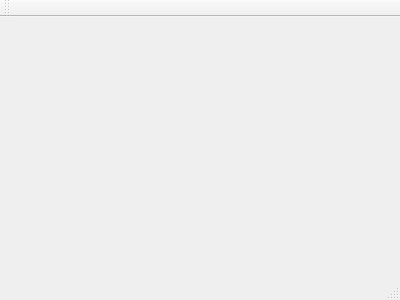
The window that mainwindow.ui (Chenfc2019/TextEditor) describes before a commit, drawn with Qt 5.
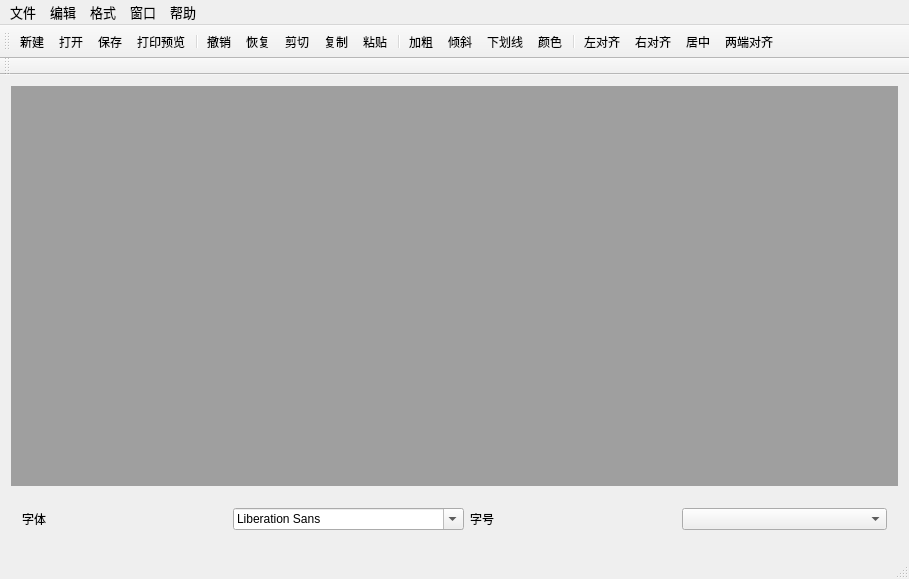
The same window after the commit. Icons and pictures are not drawn.

Commit message: 添加菜单栏和工具栏

The edit to the form file:
```diff
--- a/mainwindow.ui
+++ b/mainwindow.ui
@@ -1,24 +1,383 @@
 <ui version="4.0">
  <class>MainWindow</class>
- <widget class="QMainWindow" name="MainWindow" >
-  <property name="geometry" >
+ <widget class="QMainWindow" name="MainWindow">
+  <property name="geometry">
    <rect>
     <x>0</x>
     <y>0</y>
-    <width>400</width>
-    <height>300</height>
+    <width>909</width>
+    <height>579</height>
    </rect>
   </property>
   <property name="windowTitle" >
    <string>MainWindow</string>
   </property>
-  <widget class="QMenuBar" name="menuBar" />
-  <widget class="QToolBar" name="mainToolBar" />
-  <widget class="QWidget" name="centralWidget" />
-  <widget class="QStatusBar" name="statusBar" />
+  <widget class="QWidget" name="centralWidget">
+   <layout class="QVBoxLayout" name="verticalLayout">
+    <item>
+     <widget class="QMdiArea" name="mdiArea">
+      <property name="sizePolicy">
+       <sizepolicy hsizetype="Preferred" vsizetype="Preferred">
+        <horstretch>0</horstretch>
+        <verstretch>0</verstretch>
+       </sizepolicy>
+      </property>
+     </widget>
+    </item>
+    <item>
+     <widget class="QWidget" name="widget" native="true">
+      <layout class="QHBoxLayout" name="horizontalLayout">
+       <item>
+        <widget class="QLabel" name="label">
+         <property name="text">
+          <string>字体</string>
+         </property>
+         <property name="margin">
+          <number>0</number>
+         </property>
+        </widget>
+       </item>
+       <item>
+        <widget class="QFontComboBox" name="fontComboBox"/>
+       </item>
+       <item>
+        <widget class="QLabel" name="label_2">
+         <property name="text">
+          <string>字号</string>
+         </property>
+        </widget>
+       </item>
+       <item>
+        <widget class="QComboBox" name="sizecomboBox"/>
+       </item>
+      </layout>
+     </widget>
+    </item>
+   </layout>
+  </widget>
+  <widget class="QMenuBar" name="menuBar">
+   <property name="geometry">
+    <rect>
+     <x>0</x>
+     <y>0</y>
+     <width>909</width>
+     <height>22</height>
+    </rect>
+   </property>
+   <property name="font">
+    <font>
+     <pointsize>10</pointsize>
+    </font>
+   </property>
+   <widget class="QMenu" name="menu">
+    <property name="title">
+     <string>文件</string>
+    </property>
+    <property name="separatorsCollapsible">
+     <bool>false</bool>
+    </property>
+    <addaction name="actionnew"/>
+    <addaction name="actionopen"/>
+    <addaction name="separator"/>
+    <addaction name="actionsave"/>
+    <addaction name="actionsaveAs"/>
+    <addaction name="separator"/>
+    <addaction name="actionprint"/>
+    <addaction name="actionprintPreview"/>
+    <addaction name="actionexit"/>
+   </widget>
+   <widget class="QMenu" name="menubianji">
+    <property name="title">
+     <string>编辑</string>
+    </property>
+    <addaction name="actionundo"/>
+    <addaction name="actionredo"/>
+    <addaction name="separator"/>
+    <addaction name="actioncut"/>
+    <addaction name="actioncopy"/>
+    <addaction name="actionpaste"/>
+   </widget>
+   <widget class="QMenu" name="menu_2">
+    <property name="title">
+     <string>格式</string>
+    </property>
+    <widget class="QMenu" name="menu_5">
+     <property name="title">
+      <string>字体</string>
+     </property>
+     <addaction name="actionbold"/>
+     <addaction name="actionitalic"/>
+     <addaction name="actionunderline"/>
+    </widget>
+    <widget class="QMenu" name="menu_6">
+     <property name="title">
+      <string>段落</string>
+     </property>
+     <addaction name="actionleft"/>
+     <addaction name="actionright"/>
+     <addaction name="actioncenter"/>
+     <addaction name="actionjustify"/>
+    </widget>
+    <addaction name="menu_5"/>
+    <addaction name="menu_6"/>
+    <addaction name="actioncolor"/>
+   </widget>
+   <widget class="QMenu" name="menu_3">
+    <property name="title">
+     <string>窗口</string>
+    </property>
+    <addaction name="actionclose"/>
+    <addaction name="actioncloseAll"/>
+    <addaction name="separator"/>
+    <addaction name="actiontile"/>
+    <addaction name="actioncascade"/>
+    <addaction name="separator"/>
+    <addaction name="actionnext"/>
+    <addaction name="actionprevious"/>
+   </widget>
+   <widget class="QMenu" name="menu_4">
+    <property name="title">
+     <string>帮助</string>
+    </property>
+    <addaction name="actionabout"/>
+   </widget>
+   <addaction name="menu"/>
+   <addaction name="menubianji"/>
+   <addaction name="menu_2"/>
+   <addaction name="menu_3"/>
+   <addaction name="menu_4"/>
+  </widget>
+  <widget class="QToolBar" name="mainToolBar">
+   <property name="sizePolicy">
+    <sizepolicy hsizetype="Maximum" vsizetype="Fixed">
+     <horstretch>0</horstretch>
+     <verstretch>0</verstretch>
+    </sizepolicy>
+   </property>
+   <property name="sizeIncrement">
+    <size>
+     <width>1</width>
+     <height>0</height>
+    </size>
+   </property>
+   <property name="baseSize">
+    <size>
+     <width>0</width>
+     <height>0</height>
+    </size>
+   </property>
+   <attribute name="toolBarArea">
+    <enum>TopToolBarArea</enum>
+   </attribute>
+   <attribute name="toolBarBreak">
+    <bool>false</bool>
+   </attribute>
+   <addaction name="actionnew"/>
+   <addaction name="actionopen"/>
+   <addaction name="actionsave"/>
+   <addaction name="actionprintPreview"/>
+   <addaction name="separator"/>
+   <addaction name="actionundo"/>
+   <addaction name="actionredo"/>
+   <addaction name="actioncut"/>
+   <addaction name="actioncopy"/>
+   <addaction name="actionpaste"/>
+   <addaction name="separator"/>
+   <addaction name="actionbold"/>
+   <addaction name="actionitalic"/>
+   <addaction name="actionunderline"/>
+   <addaction name="actioncolor"/>
+   <addaction name="separator"/>
+   <addaction name="actionleft"/>
+   <addaction name="actionright"/>
+   <addaction name="actioncenter"/>
+   <addaction name="actionjustify"/>
+  </widget>
+  <widget class="QStatusBar" name="statusBar"/>
+  <widget class="QToolBar" name="toolBar">
+   <property name="windowTitle">
+    <string>toolBar</string>
+   </property>
+   <attribute name="toolBarArea">
+    <enum>TopToolBarArea</enum>
+   </attribute>
+   <attribute name="toolBarBreak">
+    <bool>true</bool>
+   </attribute>
+  </widget>
+  <action name="actionnew">
+   <property name="icon">
+    <iconset>
+     <normaloff>images/QT.png</normaloff>images/QT.png</iconset>
+   </property>
+   <property name="text">
+    <string>新建</string>
+   </property>
+   <property name="shortcut">
+    <string>Ctrl+N</string>
+   </property>
+  </action>
+  <action name="actionopen">
+   <property name="icon">
+    <iconset>
+     <normaloff>images/dakai.png</normaloff>images/dakai.png</iconset>
+   </property>
+   <property name="text">
+    <string>打开</string>
+   </property>
+   <property name="shortcut">
+    <string>Ctrl+O</string>
+   </property>
+  </action>
+  <action name="actionsave">
+   <property name="icon">
+    <iconset>
+     <normaloff>images/baocun.png</normaloff>images/baocun.png</iconset>
+   </property>
+   <property name="text">
+    <string>保存</string>
+   </property>
+   <property name="shortcut">
+    <string>Ctrl+S</string>
+   </property>
+  </action>
+  <action name="actionsaveAs">
+   <property name="icon">
+    <iconset>
+     <normaloff>images/lingcun.png</normaloff>images/lingcun.png</iconset>
+   </property>
+   <property name="text">
+    <string>另存为</string>
+   </property>
+  </action>
+  <action name="actionprint">
+   <property name="icon">
+    <iconset>
+     <normaloff>images/dayin.png</normaloff>images/dayin.png</iconset>
+   </property>
+   <property name="text">
+    <string>打印</string>
+   </property>
+   <property name="shortcut">
+    <string>Ctrl+P</string>
+   </property>
+  </action>
+  <action name="actionprintPreview">
+   <property name="icon">
+    <iconset>
+     <normaloff>images/yulan.png</normaloff>images/yulan.png</iconset>
+   </property>
+   <property name="text">
+    <string>打印预览</string>
+   </property>
+  </action>
+  <action name="actionexit">
+   <property name="text">
+    <string>退出</string>
+   </property>
+  </action>
+  <action name="actionundo">
+   <property name="text">
+    <string>撤销</string>
+   </property>
+  </action>
+  <action name="actionredo">
+   <property name="text">
+    <string>恢复</string>
+   </property>
+  </action>
+  <action name="actioncut">
+   <property name="text">
+    <string>剪切</string>
+   </property>
+  </action>
+  <action name="actioncopy">
+   <property name="text">
+    <string>复制</string>
+   </property>
+  </action>
+  <action name="actionpaste">
+   <property name="text">
+    <string>粘贴</string>
+   </property>
+  </action>
+  <action name="actioncolor">
+   <property name="text">
+    <string>颜色</string>
+   </property>
+  </action>
+  <action name="actionbold">
+   <property name="text">
+    <string>加粗</string>
+   </property>
+  </action>
+  <action name="actionitalic">
+   <property name="text">
+    <string>倾斜</string>
+   </property>
+  </action>
+  <action name="actionunderline">
+   <property name="text">
+    <string>下划线</string>
+   </property>
+  </action>
+  <action name="actionleft">
+   <property name="text">
+    <string>左对齐</string>
+   </property>
+  </action>
+  <action name="actionright">
+   <property name="text">
+    <string>右对齐</string>
+   </property>
+  </action>
+  <action name="actioncenter">
+   <property name="text">
+    <string>居中</string>
+   </property>
+  </action>
+  <action name="actionjustify">
+   <property name="text">
+    <string>两端对齐</string>
+   </property>
+  </action>
+  <action name="actionclose">
+   <property name="text">
+    <string>关闭</string>
+   </property>
+  </action>
+  <action name="actioncloseAll">
+   <property name="text">
+    <string>关闭所有</string>
+   </property>
+  </action>
+  <action name="actiontile">
+   <property name="text">
+    <string>平铺</string>
+   </property>
+  </action>
+  <action name="actioncascade">
+   <property name="text">
+    <string>层叠</string>
+   </property>
+  </action>
+  <action name="actionnext">
+   <property name="text">
+    <string>下一个</string>
+   </property>
+  </action>
+  <action name="actionprevious">
+   <property name="text">
+    <string>前一个</string>
+   </property>
+  </action>
+  <action name="actionabout">
+   <property name="text">
+    <string>关于</string>
+   </property>
+  </action>
  </widget>
- <layoutDefault spacing="6" margin="11" />
- <pixmapfunction></pixmapfunction>
+ <layoutdefault spacing="6" margin="11"/>
  <resources/>
  <connections/>
 </ui>
```
Left out of the diff: 3 changed lines with no effect on the pictures. The commit also changes 1 other file.
